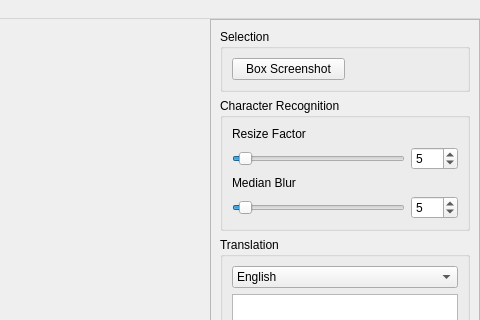
Above: comic-lens/form.ui from kylekce/Comic-Lens before the change; both pictures show x 290 to 770 and y 0 to 320 of the 770 by 723 pixel window. Below: the same form after it.
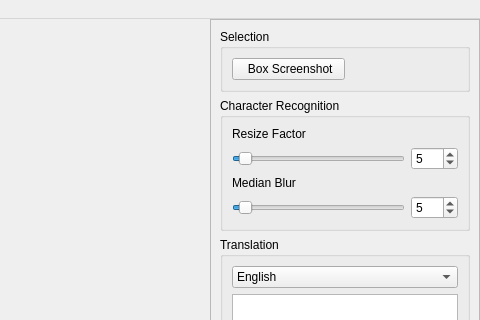
That is the form after the change. Icons and pictures are not drawn.

What changed in the file:
```diff
--- a/comic-lens/form.ui
+++ b/comic-lens/form.ui
@@ -262,7 +262,7 @@
                  <string>Draw a Box for Screenshot</string>
                 </property>
                 <property name="text">
-                 <string> Box Screenshot </string>
+                 <string> Box Screenshot</string>
                 </property>
                 <property name="icon">
                  <iconset resource="resource.qrc">
```
